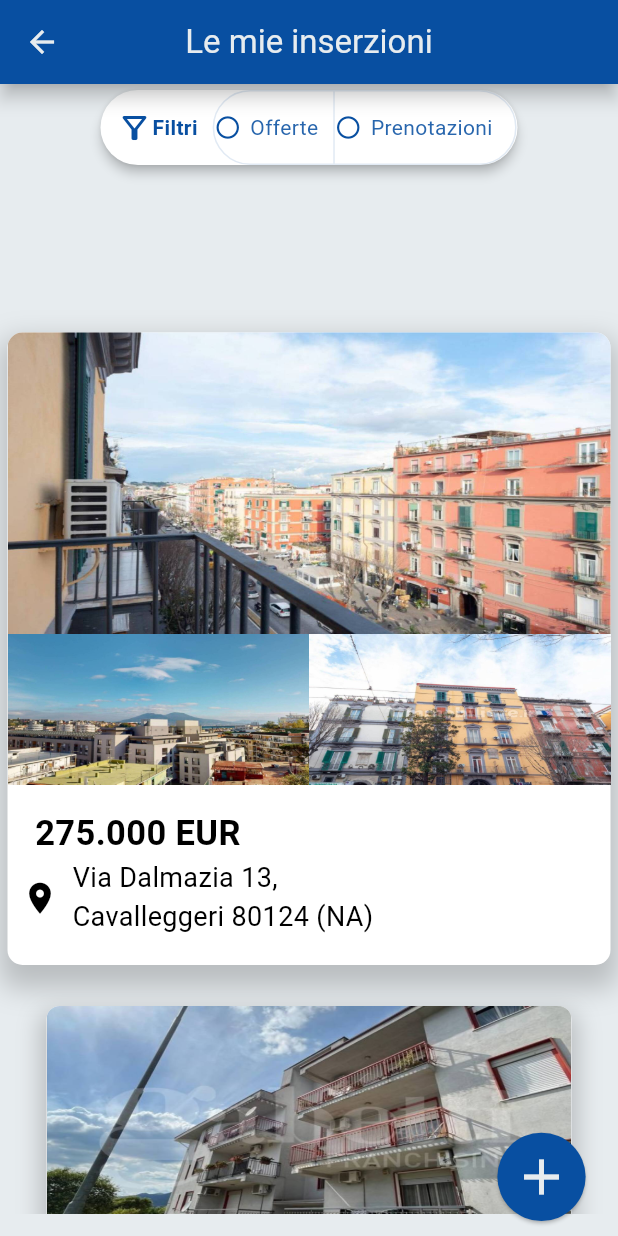
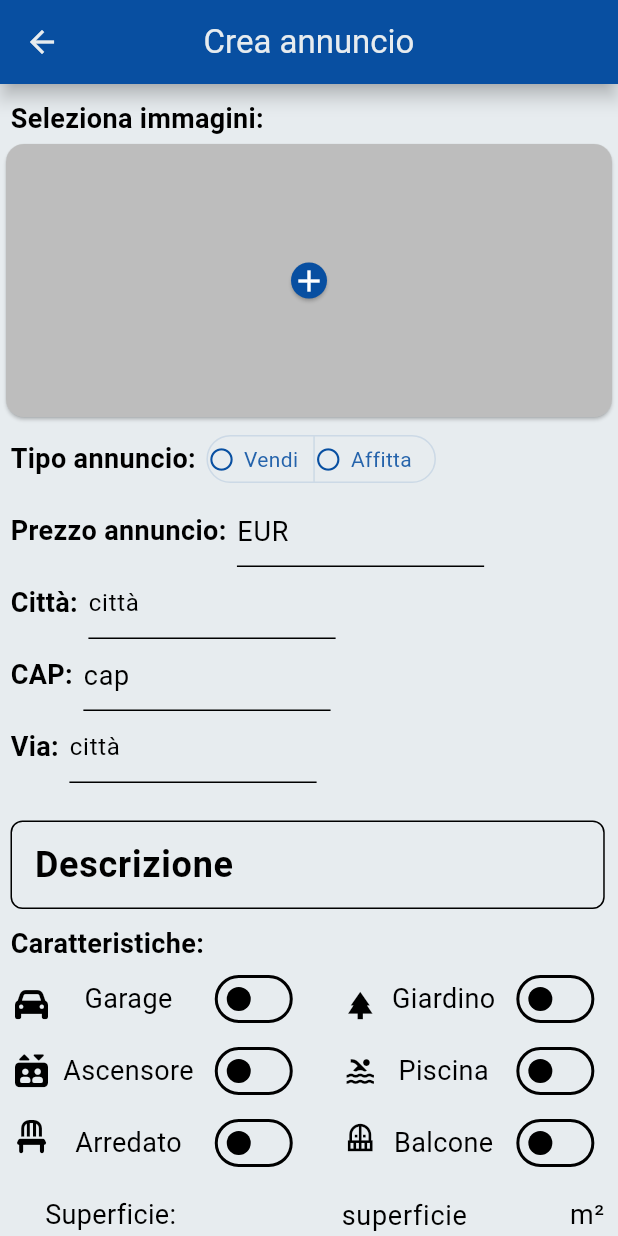
Before and after one commit to luke03b/INGSW2425_026, a Flutter app: the AgenteHomePage screen opened directly, after a tap on the "add" icon, on a phone screen of 412 x 824 dp. Run offline on Flutter 3.47's test engine with Material 3 defaults, Android fonts, the phone set to English and light mode, and no system bars; drawn by our look-alikes of carousel_slider; our stand-ins replace flutter_svg, font_awesome_flutter, google_maps_flutter, image_picker, jwt_decoder, readmore and 2 more; missing offline and left inert: amazon_cognito_identity_dart_2, amplify_auth_cognito, amplify_flutter; accounts and stored records are empty.

Commit message:
creata agente_crea_annuncio_page.

```diff
--- a/lib/main.dart
+++ b/lib/main.dart
@@ -75,7 +75,6 @@ class _MyAppState extends State<MyApp> {
           surface:  Color.fromARGB(255, 231, 236, 239),
           onSurface:  Color.fromARGB(255, 8, 79, 161),
           outline: Colors.black,
-
           )
         ),
       // home: LoginPage(),
--- /dev/null
+++ b/lib/pages/agente_pages/agente_crea_annuncio_page.dart
@@ -0,0 +1,550 @@
+import 'dart:io';
+import 'package:domus_app/utils/my_buttons_widgets.dart';
+import 'package:domus_app/utils/my_text_widgets.dart';
+import 'package:flutter/material.dart';
+import 'package:font_awesome_flutter/font_awesome_flutter.dart';
+import 'package:image_picker/image_picker.dart';
+
+const List<String> listaClassiEnergetiche = <String>['Tutte', 'A4', 'A3', 'A2', 'A1', 'B', 'C', 'D', 'E', 'F', 'G'];
+const List<String> listaPiani = <String>['Tutti', 'Terra', 'Intermedio', 'Ultimo'];
+
+class AgenteCreaAnnuncioPage extends StatefulWidget {
+  const AgenteCreaAnnuncioPage({super.key});
+
+  @override
+  State<AgenteCreaAnnuncioPage> createState() => _AgenteCreaAnnuncioPageState();
+}
+
+class _AgenteCreaAnnuncioPageState extends State<AgenteCreaAnnuncioPage> {
+  static const double GRANDEZZA_SCRITTE_PICCOLE = 18;
+  final TextEditingController prezzoController = TextEditingController();
+  final TextEditingController descController = TextEditingController();
+  final TextEditingController cittaController = TextEditingController();
+  final TextEditingController capController = TextEditingController();
+  final TextEditingController viaController = TextEditingController();
+  final TextEditingController superficieController = TextEditingController();
+
+  bool _isGarageSelected = false;
+
+  bool _isGiardinoSelected = false;
+
+  bool _isAscensoreSelected = false;
+
+  bool _isPiscinaSelected = false;
+
+  bool _isArredatoSelected = false;
+
+  bool _isBalconeSelected = false;
+
+  List<bool> selectedVendiAffitta = <bool>[false, false];
+
+  String sceltaClasseEnergetica = listaClassiEnergetiche.first;
+  String sceltaPiano = listaPiani.first;
+
+  final imagePicker = ImagePicker();
+  List<XFile>? imageList = [];
+
+  void selectImages() async {
+    final List<XFile>? selectedImages = await imagePicker.pickMultiImage();
+
+    if (selectedImages != null && selectedImages.isNotEmpty) {
+      // Limita la selezione in modo che non vengano aggiunte più di 15 foto in totale
+      final int maxImages = 15;
+      final int remainingSpace = maxImages - imageList!.length;
+
+      if (remainingSpace > 0) {
+        final int imagesToAdd = selectedImages.length > remainingSpace ? remainingSpace : selectedImages.length;
+        imageList!.addAll(selectedImages.take(imagesToAdd)); // Aggiungi solo il numero di immagini che possono essere caricate
+        setState(() {});
+      }
+    }
+  }
+
+  void removeImage(int index) {
+    setState(() {
+      imageList!.removeAt(index);
+    });
+  }
+
+  @override
+  Widget build(BuildContext context) {
+    Color coloreScritte = Theme.of(context).colorScheme.outline;
+    return Scaffold(
+      resizeToAvoidBottomInset: false,
+      appBar: AppBar(
+        iconTheme: IconThemeData(
+          color: Theme.of(context).colorScheme.surface,
+        ),
+        title: Text("Crea annuncio",
+            style:
+                TextStyle(color: Theme.of(context).colorScheme.onPrimary)),
+        centerTitle: true,
+        backgroundColor: Theme.of(context).colorScheme.primary,
+        elevation: 5,
+        shadowColor: Colors.black,
+      ),
+      body: SingleChildScrollView(
+        child: Column(
+          children: [
+            const SizedBox(height: 10),
+            Row(
+              children: [
+                const SizedBox(width: 7),
+                Text(
+                  "Seleziona immagini:",
+                  style: TextStyle(
+                      fontSize: GRANDEZZA_SCRITTE_PICCOLE,
+                      color: coloreScritte,
+                      fontWeight: FontWeight.bold),
+                ),
+              ],
+            ),
+            Column(
+              children: [
+                Visibility(
+                  visible: imageList!.isNotEmpty,
+                  child: Padding(
+                    padding: const EdgeInsets.all(8),
+                    child: GridView.builder(
+                      shrinkWrap: true,
+                      physics:
+                          const NeverScrollableScrollPhysics(), // Per evitare problemi di scorrimento
+                      itemCount: imageList!.length + 1,
+                      gridDelegate:
+                          const SliverGridDelegateWithFixedCrossAxisCount(
+                        crossAxisCount: 3,
+                        crossAxisSpacing: 3,
+                        mainAxisSpacing: 7,
+                      ),
+                      itemBuilder: (BuildContext context, int index) {
+                        if (index == imageList!.length && imageList!.length < 15) {
+                          // Mostra il pulsante "+" solo se ci sono meno di 15 immagini
+                          return GestureDetector(
+                            onTap: () {
+                              selectImages();
+                            },
+                            child: Container(
+                              decoration: BoxDecoration(
+                                border: Border.all(
+                                  color: Theme.of(context).colorScheme.primary,
+                                  width: 2,
+                                ),
+                                borderRadius: BorderRadius.circular(5),
+                                color: Theme.of(context).colorScheme.onPrimary,
+                              ),
+                              child: Icon(
+                                Icons.add,
+                                size: 50,
+                                color: Theme.of(context).colorScheme.primary,
+                              ),
+                            ),
+                          );
+                        } else if (index < imageList!.length) {
+                          // Mostra le immagini solo se l'indice è valido
+                          return Stack(
+                            children: [
+                              ClipRRect(
+                                borderRadius: BorderRadius.circular(5),
+                                child: Image.file(
+                                  File(imageList![index].path),
+                                  fit: BoxFit.cover,
+                                  width: double.infinity,
+                                  height: double.infinity,
+                                ),
+                              ),
+                              Positioned(
+                                top: 3,
+                                right: 3,
+                                child: GestureDetector(
+                                  onTap: () {
+                                    removeImage(index); // Aggiungi la logica per rimuovere l'immagine
+                                  },
+                                  child: Container(
+                                    decoration: BoxDecoration(
+                                      color: Colors.red.withOpacity(1),
+                                      shape: BoxShape.circle,
+                                    ),
+                                    child: const Padding(
+                                      padding: EdgeInsets.all(4),
+                                      child: Icon(Icons.close, size: 18, color: Colors.white),
+                                    ),
+                                  ),
+                                ),
+                              ),
+                            ],
+                          );
+                        } else {
+                          // Evita errori se l'indice è fuori dai limiti
+                          return SizedBox.shrink();  // Non visualizzare nulla se l'indice è fuori dai limiti
+                        }
+                      },
+                    ),
+                  ),
+                ),
+                Visibility(
+                  visible: imageList!.isEmpty,
+                  child: GestureDetector(
+                    onTap: () {
+                      selectImages();
+                    },
+                    child: Card(
+                      color: Colors.grey[400],
+                      child: Column(
+                        children: [
+                          const SizedBox(height: 75),
+                          Center(
+                              child: Card(
+                                  color:
+                                      Theme.of(context).colorScheme.primary,
+                                  child:
+                                      const Icon(Icons.add, color: Colors.white))),
+                          const SizedBox(height: 75),
+                        ],
+                      ),
+                    ),
+                  ),
+                ),
+                Row(
+                  children: [
+                    SizedBox(width: 7,),
+                    Text("Tipo annuncio:", style: TextStyle(color: coloreScritte, fontWeight: FontWeight.bold, fontSize: GRANDEZZA_SCRITTE_PICCOLE),),
+                    SizedBox(width: 7,),
+                    ToggleButtons(
+                    borderRadius: BorderRadius.circular(100),
+                    isSelected: selectedVendiAffitta,
+                    onPressed: (int index) {
+                      setState(() {
+                        for (int i = 0; i < selectedVendiAffitta.length; i++) {
+                          selectedVendiAffitta[i] = i == index;
+                        }
+                      });
+                    },
+                    constraints: BoxConstraints(
+                      minHeight: 30, // imposta l'altezza minima
+                    ),
+                    children: [
+                      Row(
+                        children: [
+                          Icon(
+                            selectedVendiAffitta[0] ? Icons.radio_button_on : Icons.radio_button_off,
+                            color: Theme.of(context).colorScheme.primary,
+                            size: 18,
+                          ),
+                          SizedBox(width: 6),
+                          Text("Vendi"),
+                          SizedBox(width: 10)
+                        ],
+                      ),
+                      Row(
+                        children: [
+                          Icon(
+                            selectedVendiAffitta[1] ? Icons.radio_button_on : Icons.radio_button_off,
+                            color: Theme.of(context).colorScheme.primary,
+                            size: 18,
+                          ),
+                          SizedBox(width: 6),
+                          Text("Affitta"),
+                          SizedBox(width: 15)
+                        ],
+                      ),
+                    ],
+                  )
+                  ],
+                ),
+                Row(
+                  children: [
+                    SizedBox(width: 7),
+                    Text("Prezzo annuncio:", style: TextStyle(color: coloreScritte, fontWeight: FontWeight.bold, fontSize: GRANDEZZA_SCRITTE_PICCOLE),),
+                    SizedBox(width: 7),
+                    SizedBox(
+                      width: MediaQuery.sizeOf(context).width * 0.40,
+                      child: MyTextFieldOnlyPositiveNumbers(controller: prezzoController, text: "EUR", colore: coloreScritte,)
+                    ),
+                ],),
+                Row(
+                  children: [
+                    SizedBox(width: 7),
+                    Text("Città:", style: TextStyle(color: coloreScritte, fontWeight: FontWeight.bold, fontSize: GRANDEZZA_SCRITTE_PICCOLE),),
+                    SizedBox(width: 7),
+                    SizedBox(
+                      width: MediaQuery.sizeOf(context).width * 0.40,
+                      child: TextField(controller: cittaController, decoration: InputDecoration(hintText: "città", hintStyle: TextStyle(color: coloreScritte)), style: TextStyle(color: coloreScritte),)
+                    ),
+                ],),
+                Row(
+                  children: [
+                    SizedBox(width: 7),
+                    Text("CAP:", style: TextStyle(color: coloreScritte, fontWeight: FontWeight.bold, fontSize: GRANDEZZA_SCRITTE_PICCOLE),),
+                    SizedBox(width: 7),
+                    SizedBox(
+                      width: MediaQuery.sizeOf(context).width * 0.40,
+                      child: MyTextFieldOnlyPositiveNumbers(controller: capController, text: "cap", colore: coloreScritte,)
+                    ),
+                ],),
+                Row(
+                  children: [
+                    SizedBox(width: 7),
+                    Text("Via:", style: TextStyle(color: coloreScritte, fontWeight: FontWeight.bold, fontSize: GRANDEZZA_SCRITTE_PICCOLE),),
+                    SizedBox(width: 7),
+                    SizedBox(
+                      width: MediaQuery.sizeOf(context).width * 0.40,
+                      child: TextField(controller: viaController, decoration: InputDecoration(hintText: "città", hintStyle: TextStyle(color: coloreScritte)), style: TextStyle(color: coloreScritte),)
+                    ),
+                ],),
+                SizedBox(height: 25,),
+                Row(
+                  children: [
+                    SizedBox(width: 7,),
+                    SizedBox(
+                      width: MediaQuery.sizeOf(context).width/1.04,
+                      child: TextField(
+                        decoration: InputDecoration(
+                          labelText: 'Descrizione',  // Testo del label
+                          labelStyle: TextStyle(
+                            fontSize: 24,  // Aumenta la dimensione del font
+                            fontWeight: FontWeight.bold,  // Rende il font più bold, opzionale
+                            color: coloreScritte,  // Colore opzionale
+                          ),
+                          hintText: 'Inserisci una descrizione dell\'immobile',  // Testo di suggerimento
+                          border: OutlineInputBorder(
+                            borderRadius: BorderRadius.circular(8),
+                          )),
+                          style: TextStyle(
+                            fontSize: 18,  // Aumenta la dimensione del font del testo inserito
+                            color: coloreScritte,  // Colore del testo inserito
+                          ),
+                        maxLines: null,
+                        controller: descController,
+                      )
+                    ),
+                  ],
+                ),
+                SizedBox(height: 10,),
+                Row(
+                  children: [
+                    SizedBox(width: 7,),
+                    Text("Caratteristiche:", style: TextStyle(color: coloreScritte, fontWeight: FontWeight.bold, fontSize: GRANDEZZA_SCRITTE_PICCOLE),)
+                ],),
+                Row(
+                  children: [
+
+                    SizedBox(width: 10.0),
+
+                    //Colonna comunista
+                    Column(
+                      children: [
+
+                        //Riga contenente tre colonne
+                        Row(
+                          children: [
+
+                            //Colonna contenente icone
+                            Column(
+                              children: [
+                                Icon(FontAwesomeIcons.car, size: 22, color: coloreScritte,),
+                                SizedBox(height: 22,),
+                                Icon(FontAwesomeIcons.elevator, size: 22, color: coloreScritte,),
+                                SizedBox(height: 22,),
+                                Icon(FontAwesomeIcons.chair, size: 22, color: coloreScritte,),
+                              ],
+                            ),
+
+                            SizedBox(width: 10,),
+
+                            //Colonna contenente nomi
+                            Column(
+                              children: [
+                                Text("Garage", style: TextStyle(fontSize: 18.0, color: coloreScritte, ),),
+                                SizedBox(height: 22,),
+                                Text("Ascensore", style: TextStyle(fontSize: 18.0, color: coloreScritte)),
+                                SizedBox(height: 22,),
+                                Text("Arredato", style: TextStyle(fontSize: 18.0, color: coloreScritte)),
+                              ],
+                            ),
+
+                            SizedBox(width: 10,),
+
+                            //colonna contenente switch
+                            Column(
+                              children: [
+                                Switch(
+                                  value: _isGarageSelected,
+                                  onChanged: (value){
+                                    setState(() {
+                                      _isGarageSelected = value;
+                                    });
+                                  }
+                                ),
+                                Switch(
+                                  value: _isAscensoreSelected,
+                                  onChanged: (value){
+                                    setState(() {
+                                      _isAscensoreSelected = value;
+                                    });
+                                  }
+                                ),
+                                Switch(
+                                  value: _isArredatoSelected,
+                                  onChanged: (value){
+                                    setState(() {
+                                      _isArredatoSelected = value;
+                                    });
+                                  }
+                                ),
+                              ],
+                            ),
+                          ],
+                        )
+                      ],
+                    ),
+
+                    SizedBox(width: 30.0),
+
+                    //Colonna fascista
+                    Column(
+                      mainAxisAlignment: MainAxisAlignment.start,
+                      children: [
+
+                       Row(
+                          children: [
+
+                            //Colonna contenente icone
+                            Column(
+                              children: [
+                                Icon(Icons.park, size: 22, color: coloreScritte,),
+                                SizedBox(height: 22,),
+                                Icon(Icons.pool, size: 22, color: coloreScritte,),
+                                SizedBox(height: 22,),
+                                Icon(Icons.balcony, size: 22, color: coloreScritte,),
+                              ],
+                            ),
+
+                            SizedBox(width: 10,),
+
+                            //Colonna contenente nomi
+                            Column(
+                              children: [
+                                Text("Giardino", style: TextStyle(fontSize: 18.0, color: coloreScritte),),
+                                SizedBox(height: 22,),
+                                Text("Piscina", style: TextStyle(fontSize: 18.0, color: coloreScritte)),
+                                SizedBox(height: 22,),
+                                Text("Balcone", style: TextStyle(fontSize: 18.0, color: coloreScritte)),
+                              ],
+                            ),
+
+                            SizedBox(width: 10,),
+
+                            //colonna contenente switch
+                            Column(
+                              children: [
+                                Switch(
+                                  value: _isGiardinoSelected,
+                                  onChanged: (value){
+                                    setState(() {
+                                      _isGiardinoSelected = value;
+                                    });
+                                  }
+                                ),
+                                Switch(
+                                  value: _isPiscinaSelected,
+                                  onChanged: (value){
+                                    setState(() {
+                                      _isPiscinaSelected = value;
+                                    });
+                                  }
+                                ),
+                                Switch(
+                                  value: _isBalconeSelected,
+                                  onChanged: (value){
+                                    setState(() {
+                                      _isBalconeSelected = value;
+                                    });
+                                  }
+                                ),
+                              ],
+                            ),
+                          ],
+                        )
+                      ],
+                    ),
+                  ],
+                ),
+
+                Row(
+                  children: [
+                    SizedBox(width: 30.0),
+                    Text("Superficie:", style: TextStyle(color: coloreScritte, fontWeight: FontWeight.normal, fontSize: GRANDEZZA_SCRITTE_PICCOLE),),
+                    SizedBox(width: 110),
+                    SizedBox(
+                      width: MediaQuery.sizeOf(context).width * 0.37,
+                      child: MyTextFieldOnlyPositiveNumbers(controller: superficieController, text: "superficie", colore: coloreScritte,)
+                    ),
+                    Text("m²", style: TextStyle(color: coloreScritte, fontWeight: FontWeight.normal, fontSize: GRANDEZZA_SCRITTE_PICCOLE),)
+                ],),
+
+                //Selettore Piano
+                SizedBox(
+                  height: 50,
+                  width: MediaQuery.sizeOf(context).width/1,
+                  child: Row(
+                    children: [
+                      SizedBox(width: 30.0),
+                      Text("Piano", style: TextStyle(fontSize: 18.0, color: coloreScritte),),
+                      SizedBox(width: 150.0),
+                      DropdownMenu(
+                        width: 175,
+                        textStyle: TextStyle(color: coloreScritte),
+                        inputDecorationTheme: InputDecorationTheme(labelStyle: TextStyle(color: coloreScritte), suffixIconColor: coloreScritte),
+                        initialSelection: listaPiani.first,
+                        onSelected: (String? value) {
+                          setState(() {
+                            sceltaClasseEnergetica = value!;
+                          });
+                        },
+                        dropdownMenuEntries:
+                          listaPiani.map<DropdownMenuEntry<String>>((String value) {
+                          return DropdownMenuEntry<String>(value: value, label: value,);}).toList(),
+                          ),
+                    ],
+                  ),
+                ),
+
+                SizedBox(height: 10.0),
+
+                //Selettore Classe Energetica
+                SizedBox(
+                  height: 50,
+                  width: MediaQuery.sizeOf(context).width/1,
+                  child: Row(
+                    children: [
+                      SizedBox(width: 30.0),
+                      Text("Classe Energetica", style: TextStyle(fontSize: 18.0, color: coloreScritte),),
+                      SizedBox(width: 50.0),
+                      DropdownMenu(
+                        width: 175,
+                        textStyle: TextStyle(color: coloreScritte),
+                        inputDecorationTheme: InputDecorationTheme(labelStyle: TextStyle(color: coloreScritte), suffixIconColor: coloreScritte),
+                        initialSelection: listaClassiEnergetiche.first,
+                        onSelected: (String? value) {
+                          setState(() {
+                            sceltaClasseEnergetica = value!;
+                          });
+                        },
+                        dropdownMenuEntries:
+                          listaClassiEnergetiche.map<DropdownMenuEntry<String>>((String value) {
+                          return DropdownMenuEntry<String>(value: value, label: value,);}).toList(),
+                          ),
+                    ],
+                  ),
+                )
+              ],
+            ),
+            SizedBox(height: 20,),
+            MyElevatedButtonWidget(text: "Aggiungi annuncio", onPressed: (){debugPrint("annuncio creato!!!");}, color: Theme.of(context).colorScheme.tertiary),
+            SizedBox(height: 30,),
+          ],
+        ),
+      ),
+    );
+  }
+}
--- a/lib/pages/agente_pages/agente_home_page.dart
+++ b/lib/pages/agente_pages/agente_home_page.dart
@@ -1,5 +1,6 @@
 import 'package:carousel_slider/carousel_slider.dart';
 import 'package:domus_app/pages/agente_pages/agente_annuncio_page.dart';
+import 'package:domus_app/pages/agente_pages/agente_crea_annuncio_page.dart';
 import 'package:domus_app/utils/my_buttons_widgets.dart';
 import 'package:flutter/material.dart';
 
@@ -91,7 +92,7 @@ class _AgenteHomePageState extends State<AgenteHomePage> {
               Row(children: [
               SizedBox(width: 5,),
               Expanded(child: MyAddButtonWidget(onPressed: (){
-
+                Navigator.push(context, MaterialPageRoute(builder: (context) => AgenteCreaAnnuncioPage()));
               },
               color: Theme.of(context).colorScheme.primary)),
               SizedBox(width: 5,),
--- a/pubspec.yaml
+++ b/pubspec.yaml
@@ -54,6 +54,8 @@ dependencies:
   google_maps_flutter: ^2.10.0
   intl: ^0.19.0
   http: ^1.3.0
+  image_picker: ^1.1.2
+  multi_image_picker_plus: ^0.0.6
 
 dev_dependencies:
   flutter_test:
```
Also changed, not shown: pubspec.lock, 6 other files.
